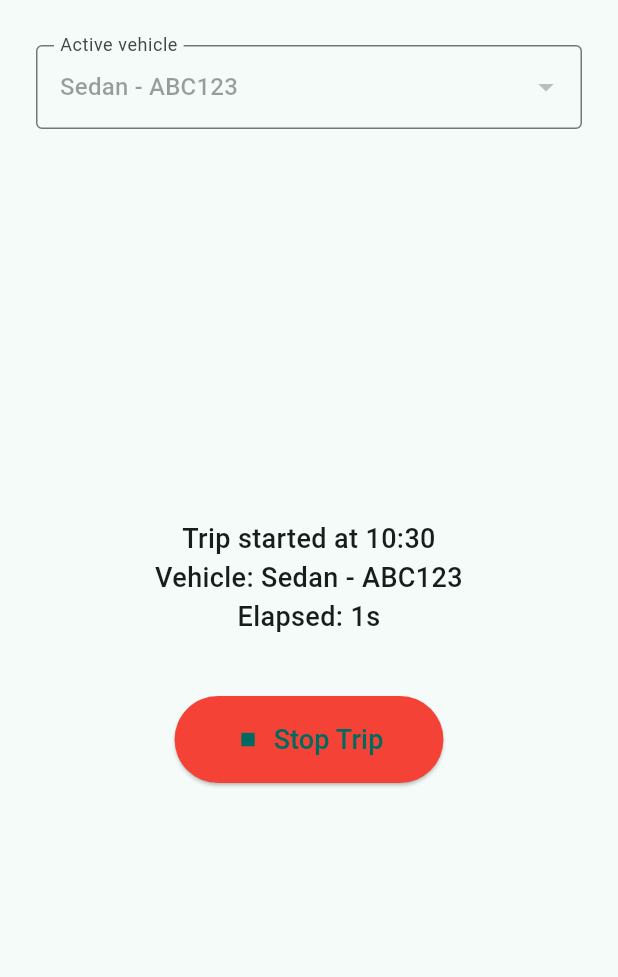
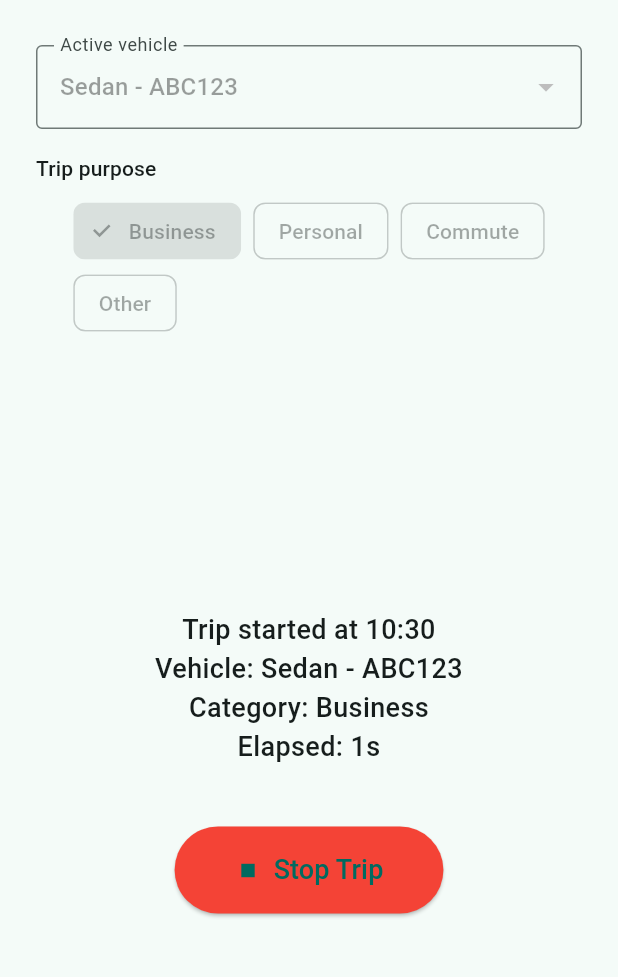
Before and after one commit to amsibert-fmms/mileage-tracker, a Flutter app: the screen it shows after launch, after a tap on "Start Trip", on a phone screen of 412 x 824 dp, the part 63-1040 px from its top. Run offline on Flutter 3.47's test engine with Material 3 defaults, Android fonts, the phone set to English and light mode, and no system bars.

Commit message:
Add trip purpose selection chips and tests

```diff
--- a/lib/main.dart
+++ b/lib/main.dart
@@ -40,6 +40,7 @@ class _HomeScreenState extends State<HomeScreen> {
     _Vehicle(id: 'vehicle-3', label: 'Hybrid - GREEN1'),
   ];
   String? _activeVehicleId;
+  _TripCategory _selectedCategory = _TripCategory.business;
 
   static const int _maxHistoryItems = 5;
 
@@ -71,6 +72,7 @@ class _HomeScreenState extends State<HomeScreen> {
         startTime: startTime!,
         endTime: stopTime,
         vehicleName: _currentVehicle.label,
+        category: _selectedCategory,
       );
       _timer?.cancel();
       setState(() {
@@ -113,14 +115,14 @@ class _HomeScreenState extends State<HomeScreen> {
     final start = _formatTime(record.startTime);
     final end = _formatTime(record.endTime);
     final duration = _formatDuration(record.duration);
-    return 'Trip from $start to $end · ${record.vehicleName} ($duration)';
+    return 'Trip from $start to $end · ${record.vehicleName} · ${record.category.label} ($duration)';
   }
 
   @override
   Widget build(BuildContext context) {
     final vehicleLabel = _currentVehicle.label;
     final statusText = tripActive
-        ? 'Trip started at ${_formatTime(startTime!)}\nVehicle: $vehicleLabel\nElapsed: ${_formatDuration(elapsed)}'
+        ? 'Trip started at ${_formatTime(startTime!)}\nVehicle: $vehicleLabel\nCategory: ${_selectedCategory.label}\nElapsed: ${_formatDuration(elapsed)}'
         : lastTripSummary ?? 'No trip in progress';
 
     return Scaffold(
@@ -151,6 +153,31 @@ class _HomeScreenState extends State<HomeScreen> {
                     },
             ),
             const SizedBox(height: 16),
+            Align(
+              alignment: Alignment.centerLeft,
+              child: Text(
+                'Trip purpose',
+                style: Theme.of(context).textTheme.titleSmall,
+              ),
+            ),
+            const SizedBox(height: 8),
+            Wrap(
+              spacing: 8,
+              children: _TripCategory.values.map((category) {
+                return ChoiceChip(
+                  label: Text(category.label),
+                  selected: _selectedCategory == category,
+                  onSelected: tripActive
+                      ? null
+                      : (_) {
+                          setState(() {
+                            _selectedCategory = category;
+                          });
+                        },
+                );
+              }).toList(),
+            ),
+            const SizedBox(height: 24),
             Expanded(
               child: Center(
                 child: Column(
@@ -202,7 +229,7 @@ class _HomeScreenState extends State<HomeScreen> {
                       style: const TextStyle(fontWeight: FontWeight.w600),
                     ),
                     subtitle: Text(
-                        '${record.vehicleName} · Elapsed ${_formatDuration(record.duration)}'),
+                        '${record.vehicleName} · ${record.category.label} · Elapsed ${_formatDuration(record.duration)}'),
                   );
                 },
               ),
@@ -227,11 +254,13 @@ class _TripRecord {
     required this.startTime,
     required this.endTime,
     required this.vehicleName,
+    required this.category,
   });
 
   final DateTime startTime;
   final DateTime endTime;
   final String vehicleName;
+  final _TripCategory category;
 
   Duration get duration => endTime.difference(startTime);
 }
@@ -242,3 +271,20 @@ class _Vehicle {
   final String id;
   final String label;
 }
+
+enum _TripCategory { business, personal, commute, other }
+
+extension on _TripCategory {
+  String get label {
+    switch (this) {
+      case _TripCategory.business:
+        return 'Business';
+      case _TripCategory.personal:
+        return 'Personal';
+      case _TripCategory.commute:
+        return 'Commute';
+      case _TripCategory.other:
+        return 'Other';
+    }
+  }
+}
```
Also changed, not shown: 2 other files.
